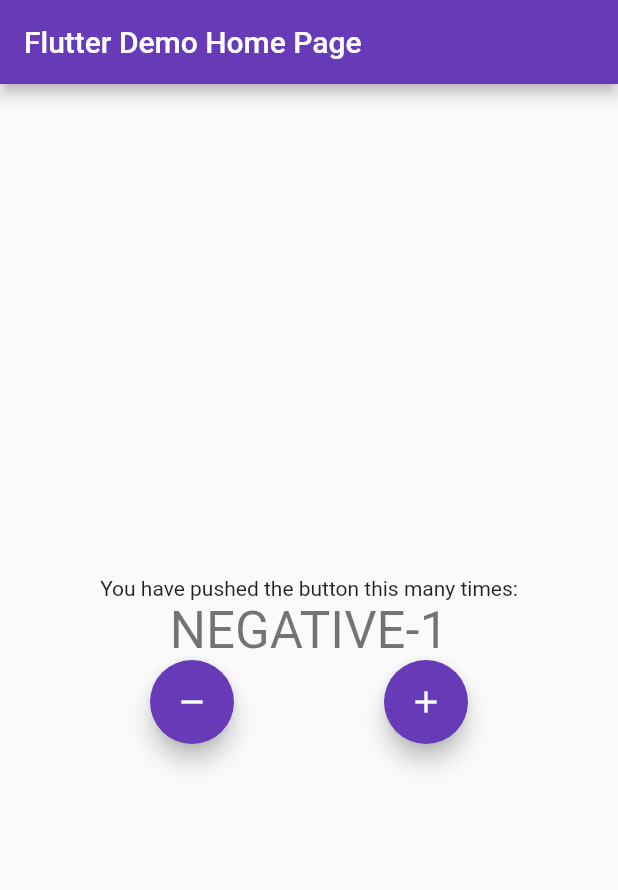
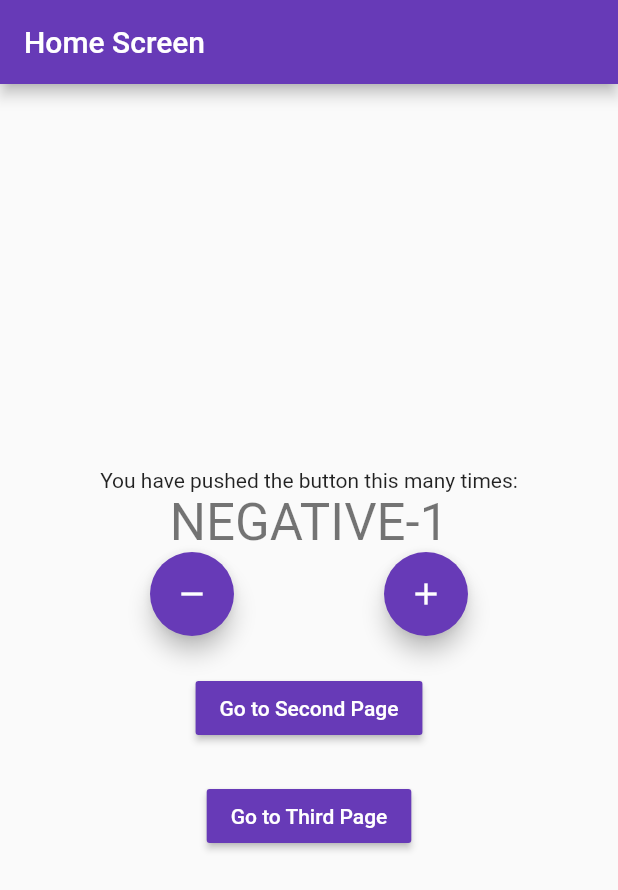
Before and after one commit to Renugasekar/Flutter_Bloc_demo, a Flutter app: the screen it shows after launch, after a tap on the "remove" icon, on a phone screen of 412 x 824 dp. Shown: the top 890 px of the screen. Run offline on Flutter 3.47's test engine with Material 2 defaults, Android fonts, the phone set to English and light mode, and no system bars; our stand-ins replace bloc, flutter_bloc.

Commit message:
Bloc_Route

```diff
--- a/lib/main.dart
+++ b/lib/main.dart
@@ -1,4 +1,8 @@
-import 'package:bloc_demo/cubit/counter_cubit.dart';
+import 'package:bloc_demo/logic/cubit/counter_cubit.dart';
+import 'package:bloc_demo/presentation/router/app_router.dart';
+import 'package:bloc_demo/presentation/screens/home_screen.dart';
+import 'package:bloc_demo/presentation/screens/second_screen.dart';
+import 'package:bloc_demo/presentation/screens/third_screen.dart';
 import 'package:flutter/material.dart';
 import 'package:flutter_bloc/flutter_bloc.dart';
 
@@ -6,114 +10,28 @@ void main() {
   runApp(const MyApp());
 }
 
-class MyApp extends StatelessWidget {
+class MyApp extends StatefulWidget {
   const MyApp({Key? key}) : super(key: key);
 
   @override
+  State<MyApp> createState() => _MyAppState();
+}
+final AppRouter _appRouter =AppRouter();
+class _MyAppState extends State<MyApp> {
+  final CounterCubit _counterCubit=CounterCubit();
+  @override
+
   Widget build(BuildContext context) {
-    return BlocProvider(
-      create: (context) => CounterCubit(),
-      child: MaterialApp(
-        title: 'Flutter Demo',
-        theme: ThemeData(
-          primarySwatch: Colors.deepPurple,
-        ),
-        home: const MyHomePage(title: 'Flutter Demo Home Page'),
-      ),
+    return MaterialApp(
+      debugShowCheckedModeBanner: false,
+      title: 'Flutter Demo',
+      theme: ThemeData(primarySwatch: Colors.deepPurple),
+      onGenerateRoute: _appRouter.onGenerateRoute,
     );
   }
-}
-
-class MyHomePage extends StatefulWidget {
-  const MyHomePage({Key? key, required this.title}) : super(key: key);
-  final String title;
-
   @override
-  State<MyHomePage> createState() => _MyHomePageState();
-}
-
-class _MyHomePageState extends State<MyHomePage> {
-  int _counter = 0;
-
-  void _incrementCounter() {
-    setState(() {
-      _counter++;
-    });
-  }
-
-  @override
-  Widget build(BuildContext context) {
-    return Scaffold(
-      appBar: AppBar(
-        title: Text(widget.title),
-      ),
-      body: Center(
-        child: Column(
-          mainAxisAlignment: MainAxisAlignment.center,
-          children: <Widget>[
-            const Text(
-              'You have pushed the button this many times:',
-            ),
-            BlocConsumer<CounterCubit, CounterState>(
-              listener: (context, state) {
-                 if(state.wasIncremented ==true){
-                   Scaffold.of(context).showSnackBar(
-                      SnackBar(content: Text('Incremented!'),
-                      duration: Duration(milliseconds: 400),
-                      ));
-                    }
-                    else{
-                      Scaffold.of(context).showSnackBar(
-                      SnackBar(content: Text('Decremented!'),
-                      duration: Duration(milliseconds: 400),
-                      ));
-            }
-              },
-              builder: (context, state) {
-                return BlocBuilder<CounterCubit, CounterState>(
-                              builder: (context, state) {
-                            if (state.counterValue < 0) {
-                              return Text(
-                                'NEGATIVE' + state.counterValue.toString(),
-                                style: Theme.of(context).textTheme.headline4,
-                              );
-                            } else if (state.counterValue % 2 == 0) {
-                              return Text(
-                                'Even' + state.counterValue.toString(),
-                                style: Theme.of(context).textTheme.headline4,
-                              );
-                            } else {
-                              return Text(
-                                state.counterValue.toString(),
-                                style: Theme.of(context).textTheme.headline4,
-                              );
-                            }
-                          });
-              },
-            ),
-            Row(
-              mainAxisAlignment: MainAxisAlignment.spaceEvenly,
-              children: [
-                FloatingActionButton(
-                  onPressed: () {
-                    BlocProvider.of<CounterCubit>(context).decrement();
-                  },
-                  tooltip: 'Decrement',
-                  child: Icon(Icons.remove),
-                ),
-                FloatingActionButton(
-                  onPressed: () {
-                    BlocProvider.of<CounterCubit>(context).increment();
-                    //context.bloc<CounterCubit>().increment();
-                  },
-                  tooltip: 'Increment',
-                  child: Icon(Icons.add),
-                ),
-              ],
-            )
-          ],
-        ),
-      ),
-    );
+  void dispose() {
+    _appRouter.dispose();
+    super.dispose();
   }
 }
--- /dev/null
+++ b/lib/presentation/router/app_router.dart
@@ -0,0 +1,36 @@
+import 'package:bloc_demo/logic/cubit/counter_cubit.dart';
+import 'package:bloc_demo/presentation/screens/home_screen.dart';
+import 'package:bloc_demo/presentation/screens/second_screen.dart';
+import 'package:bloc_demo/presentation/screens/third_screen.dart';
+import 'package:flutter/material.dart';
+import 'package:flutter_bloc/flutter_bloc.dart';
+
+class AppRouter{
+final CounterCubit _counterCubit =CounterCubit();
+  Route? onGenerateRoute(RouteSettings routeSettings){
+  switch (routeSettings.name) {
+    case '/' :
+      return MaterialPageRoute(
+        builder: (_)=>BlocProvider.value(
+          value:_counterCubit,
+          child: MyHomePage(title: 'Home Screen', color: Colors.deepPurple)));
+      break;
+    case '/second':
+      return MaterialPageRoute(builder: (_)=>BlocProvider.value(
+          value:_counterCubit,
+          child:SecondPage(title: 'Second Screen', color: Colors.amber)));
+      break;
+      case '/third':
+      return MaterialPageRoute(builder: (_)=>BlocProvider.value(
+          value:_counterCubit,
+          child:ThirdPage(title: 'Third Screen', color: Colors.pink)));
+      break;
+    default:
+    return null;
+  }
+}
+@override
+  void dispose() {
+    _counterCubit.close();
+  }
+}
--- /dev/null
+++ b/lib/presentation/screens/home_screen.dart
@@ -0,0 +1,131 @@
+import 'package:bloc_demo/logic/cubit/counter_cubit.dart';
+import 'package:bloc_demo/presentation/screens/second_screen.dart';
+import 'package:flutter/cupertino.dart';
+import 'package:flutter/material.dart';
+import 'package:flutter_bloc/flutter_bloc.dart';
+
+class MyHomePage extends StatefulWidget {
+  const MyHomePage({Key? key, required this.title, required this.color}) : super(key: key);
+
+  final String title;
+  final Color color;
+
+  @override
+  State<MyHomePage> createState() => _MyHomePageState();
+}
+
+class _MyHomePageState extends State<MyHomePage> {
+  int _counter = 0;
+
+  void _incrementCounter() {
+    setState(() {
+      _counter++;
+    });
+  }
+
+  @override
+  Widget build(BuildContext context) {
+    return Scaffold(
+      appBar: AppBar(
+        title: Text(widget.title),
+      ),
+      body: Center(
+        child: Column(
+          mainAxisAlignment: MainAxisAlignment.center,
+          children: <Widget>[
+            const Text(
+              'You have pushed the button this many times:',
+            ),
+            BlocConsumer<CounterCubit, CounterState>(
+              listener: (context, state) {
+                 if(state.wasIncremented ==true){
+                   Scaffold.of(context).showSnackBar(
+                      SnackBar(content: Text('Incremented!'),
+                      duration: Duration(milliseconds: 400),
+                      ));
+                    }
+                    else{
+                      Scaffold.of(context).showSnackBar(
+                      SnackBar(content: Text('Decremented!'),
+                      duration: Duration(milliseconds: 400),
+                      ));
+            }
+              },
+              builder: (context, state) {
+                return BlocBuilder<CounterCubit, CounterState>(
+                              builder: (context, state) {
+                            if (state.counterValue < 0) {
+                              return Text(
+                                'NEGATIVE' + state.counterValue.toString(),
+                                style: Theme.of(context).textTheme.headline4,
+                              );
+                            } else if (state.counterValue % 2 == 0) {
+                              return Text(
+                                'Even' + state.counterValue.toString(),
+                                style: Theme.of(context).textTheme.headline4,
+                              );
+                            } else {
+                              return Text(
+                                state.counterValue.toString(),
+                                style: Theme.of(context).textTheme.headline4,
+                              );
+                            }
+                          });
+              },
+            ),
+            Row(
+              mainAxisAlignment: MainAxisAlignment.spaceEvenly,
+              children: [
+                FloatingActionButton(
+                  backgroundColor: widget.color,
+                  onPressed: () {
+                    BlocProvider.of<CounterCubit>(context).decrement();
+                  },
+                  tooltip: 'Decrement',
+                  child: Icon(Icons.remove),
+                ),
+                FloatingActionButton(
+                  backgroundColor: widget.color,
+                  onPressed: () {
+                    BlocProvider.of<CounterCubit>(context).increment();
+                    //context.bloc<CounterCubit>().increment();
+                  },
+                  tooltip: 'Increment',
+                  child: Icon(Icons.add),
+                ),
+              ],
+            ),
+            SizedBox(height: 24,),
+            MaterialButton(
+              color:widget.color,
+              onPressed: (){
+              Navigator.of(context).push(
+                MaterialPageRoute(
+                  builder: (_)=> BlocProvider.value(
+                    value:BlocProvider.of<CounterCubit>(context),
+                    child: SecondPage(
+                      title:'Second Screen',
+                      color:Colors.amber,),
+                  )));
+            },
+            child: Text('Go to Second Page',style:TextStyle(color:Colors.white)),),
+            SizedBox(height: 24,),
+            MaterialButton(
+              color:widget.color,
+              onPressed: (){
+              Navigator.of(context).push(
+                MaterialPageRoute(
+                  builder: (_)=> BlocProvider.value(
+                    value:BlocProvider.of<CounterCubit>(context),
+                    child: SecondPage(
+                      title:'Third Screen',
+                      color:Colors.pink,),
+                  )));
+            },
+            child: Text('Go to Third Page',style:TextStyle(color:Colors.white)),)
+          ],
+        ),
+      ),
+    );
+  }
+}
```
Also changed, not shown: lib/presentation/screens/second_screen.dart (added, +106 -0 lines), lib/presentation/screens/third_screen.dart (added, +104 -0 lines), lib/logic/cubit/counter_cubit.dart (renamed from lib/cubit/counter_cubit.dart), lib/logic/cubit/counter_state.dart (renamed from lib/cubit/counter_state.dart).
